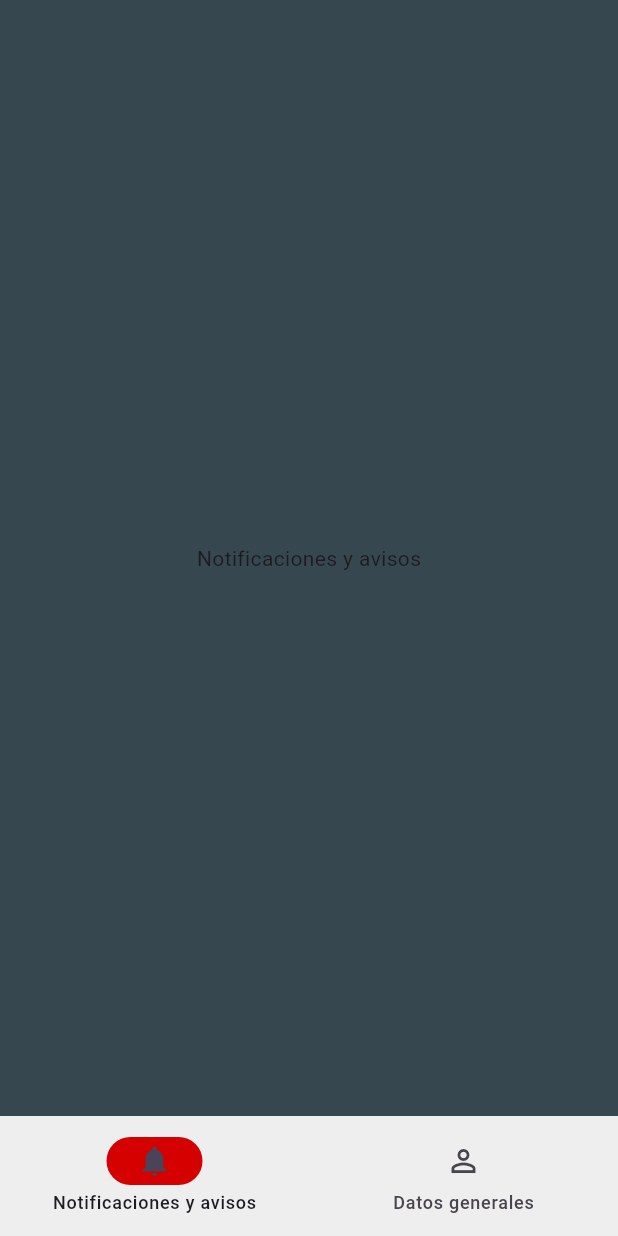
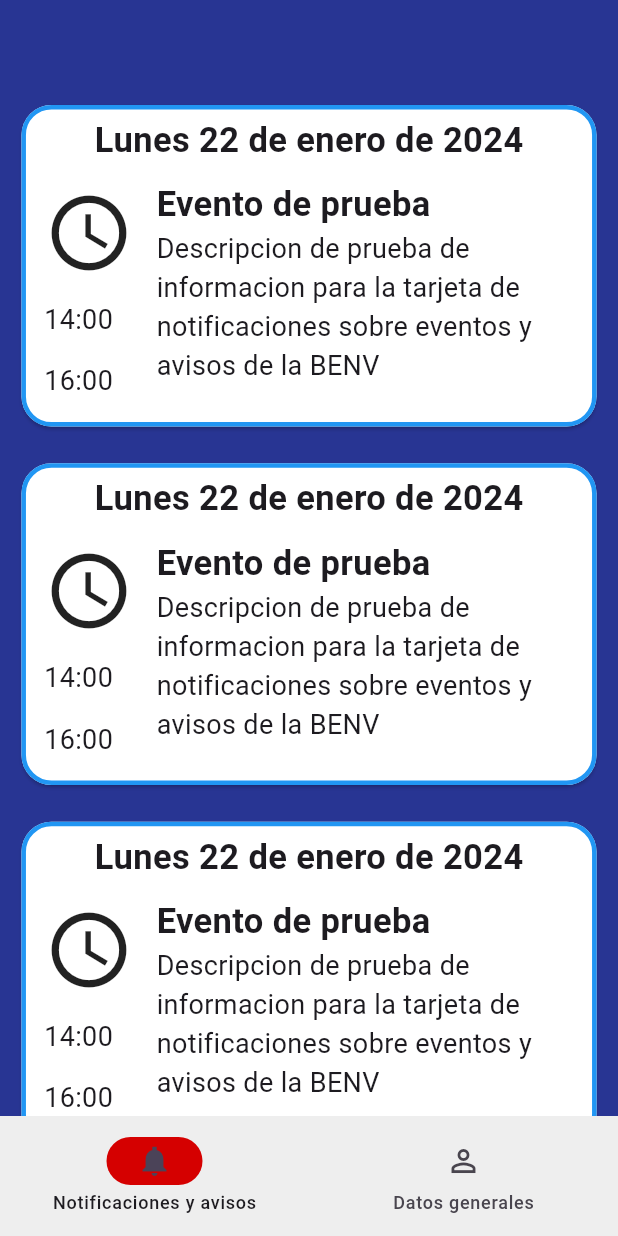
Before and after one commit to REV09/siabenv_ss, a Flutter app: the PrincipalPage screen opened directly, on a phone screen of 412 x 824 dp. Run offline on Flutter 3.47's test engine with Material 2 defaults, Android fonts, the phone set to English and light mode, and no system bars.

Commit message:
notificaciones hecho al 75

```diff
--- a/lib/src/pages/principal_page.dart
+++ b/lib/src/pages/principal_page.dart
@@ -1,5 +1,6 @@
 import 'package:flutter/material.dart';
-import 'package:mibenv/src/pages/widgets/general_information.dart';
+import 'package:mibenv/src/pages/widgets/general_information_card.dart';
+import 'package:mibenv/src/pages/widgets/notifications_card.dart';
 
 import '../utils/responsive.dart';
 
@@ -49,6 +50,12 @@ class _PrincipalPage extends State<PrincipalPage> {
       "Licenciatura",
     ];
 
+    String information =
+        "Descripcion de prueba de\ninformacion para la tarjeta "
+        "de\nnotificaciones sobre eventos y\navisos de la BENV";
+
+    String title = "Evento de prueba";
+
     Responsive responsive = Responsive(context);
 
     TextStyle titleStyle = TextStyle(
@@ -56,6 +63,28 @@ class _PrincipalPage extends State<PrincipalPage> {
       fontWeight: FontWeight.bold,
       color: Colors.blue.shade900,
     );
+
+    List<Widget> eventsList = List.empty(growable: true);
+    eventsList.add(SizedBox(height: responsive.hp(8)));
+    for (int i = 0; i < 5; i++) {
+      eventsList.add(SizedBox(
+        width: responsive.wp(95),
+        height: responsive.hp(27),
+        child: NotificationCard(
+          information: information,
+          title: title,
+          shapeBorder: RoundedRectangleBorder(
+            borderRadius: BorderRadius.circular(20),
+            side: const BorderSide(
+              color: Colors.blue,
+              width: 3,
+            ),
+          ),
+        ),
+      ));
+      eventsList.add(SizedBox(height: responsive.hp(2)));
+    }
+    eventsList.add(SizedBox(height: responsive.hp(5)));
 
     return Scaffold(
       bottomNavigationBar: NavigationBar(
@@ -82,9 +111,13 @@ class _PrincipalPage extends State<PrincipalPage> {
       ),
       body: <Widget>[
         Container(
-          color: Colors.blueGrey.shade800,
+          color: Colors.indigo.shade800,
           alignment: Alignment.center,
-          child: const Text("Notificaciones y avisos"),
+          child: SingleChildScrollView(
+            child: Column(
+              children: eventsList,
+            ),
+          ),
         ),
         Center(
           child: SingleChildScrollView(
@@ -96,7 +129,7 @@ class _PrincipalPage extends State<PrincipalPage> {
                 SizedBox(height: responsive.hp(1)),
                 SizedBox(
                   width: responsive.wp(90),
-                  height: responsive.hp(61),
+                  height: responsive.hp(54),
                   child: GeneralInformationCard(
                     titles: personalInformationTitles,
                     information: personalInformationData,
@@ -114,7 +147,7 @@ class _PrincipalPage extends State<PrincipalPage> {
                 SizedBox(height: responsive.hp(1)),
                 SizedBox(
                   width: responsive.wp(90),
-                  height: responsive.hp(61),
+                  height: responsive.hp(54),
                   child: GeneralInformationCard(
                     titles: academicInformationTitles,
                     information: academicInformationData,
--- /dev/null
+++ b/lib/src/pages/widgets/notifications_card.dart
@@ -0,0 +1,77 @@
+import 'package:flutter/material.dart';
+
+class NotificationCard extends StatelessWidget {
+  final String? title;
+  final String? information;
+  final ShapeBorder? shapeBorder;
+
+  const NotificationCard({
+    Key? key,
+    this.title,
+    this.information,
+    this.shapeBorder,
+  }) : super(key: key);
+
+  @override
+  Widget build(BuildContext context) {
+    TextStyle titleStyle = const TextStyle(
+      fontSize: 23,
+      fontWeight: FontWeight.bold,
+    );
+
+    TextStyle informationStyle = const TextStyle(
+      fontSize: 18,
+    );
+
+    Column cardContent = Column(
+      crossAxisAlignment: CrossAxisAlignment.start,
+      children: <Widget>[
+        Text(title!, style: titleStyle),
+        Text(information!, style: informationStyle),
+        const SizedBox(height: 10),
+      ],
+    );
+    Column eventHour = Column(
+      crossAxisAlignment: CrossAxisAlignment.start,
+      children: <Widget>[
+        const SizedBox(height: 15),
+        const Icon(
+          Icons.access_time,
+          size: 60,
+        ),
+        const SizedBox(height: 15),
+        Text("14:00", style: informationStyle),
+        const SizedBox(height: 15),
+        Text("16:00", style: informationStyle),
+        const SizedBox(height: 10),
+      ],
+    );
+
+    Row rowAlingment = Row(
+      children: <Widget>[
+        const SizedBox(width: 15),
+        eventHour,
+        const SizedBox(width: 15),
+        cardContent
+      ],
+    );
+
+    Column dateColumn = Column(
+      crossAxisAlignment: CrossAxisAlignment.center,
+      mainAxisAlignment: MainAxisAlignment.center,
+      children: <Widget>[
+        Text(
+          "Lunes 22 de enero de 2024",
+          style: titleStyle,
+        ),
+        rowAlingment,
+      ],
+    );
+    return Card(
+      color: Colors.white,
+      shadowColor: Colors.black,
+      shape: shapeBorder,
+      child: dateColumn,
+    );
+  }
+}
```
Also changed, not shown: lib/src/pages/widgets/general_information_card.dart (renamed from lib/src/pages/widgets/general_information.dart).
